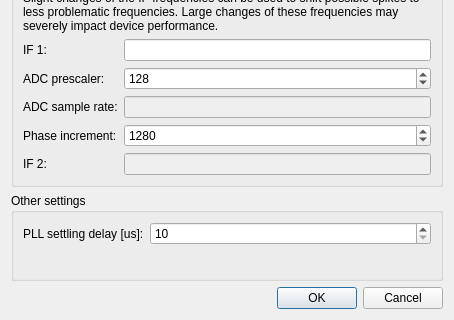
First picture: the form in Software/PC_Application/LibreVNA-GUI/Device/LibreVNA/deviceconfigurationdialogv1.ui, repository jankae/LibreVNA, before the edit; both pictures show x 0 to 454 and y 144 to 464 of the 454 by 464 pixel window.
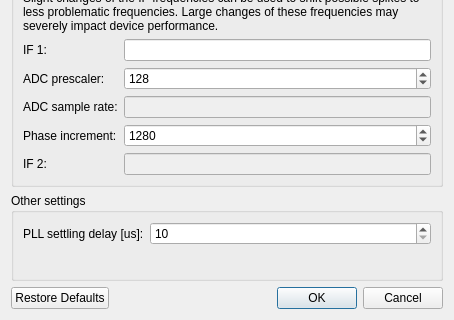
Second picture: the form after the edit. Custom widgets are drawn as their Qt base class.

Commit message: option to restore default values of device configuration

What changed in the file:
```diff
--- a/Software/PC_Application/LibreVNA-GUI/Device/LibreVNA/deviceconfigurationdialogv1.ui
+++ b/Software/PC_Application/LibreVNA-GUI/Device/LibreVNA/deviceconfigurationdialogv1.ui
@@ -164,7 +164,7 @@
    <item>
     <widget class="QDialogButtonBox" name="buttonBox">
      <property name="standardButtons">
-      <set>QDialogButtonBox::StandardButton::Cancel|QDialogButtonBox::StandardButton::Ok</set>
+      <set>QDialogButtonBox::StandardButton::Cancel|QDialogButtonBox::StandardButton::Ok|QDialogButtonBox::StandardButton::RestoreDefaults</set>
      </property>
     </widget>
    </item>
```
The commit also changes 5 other files.
